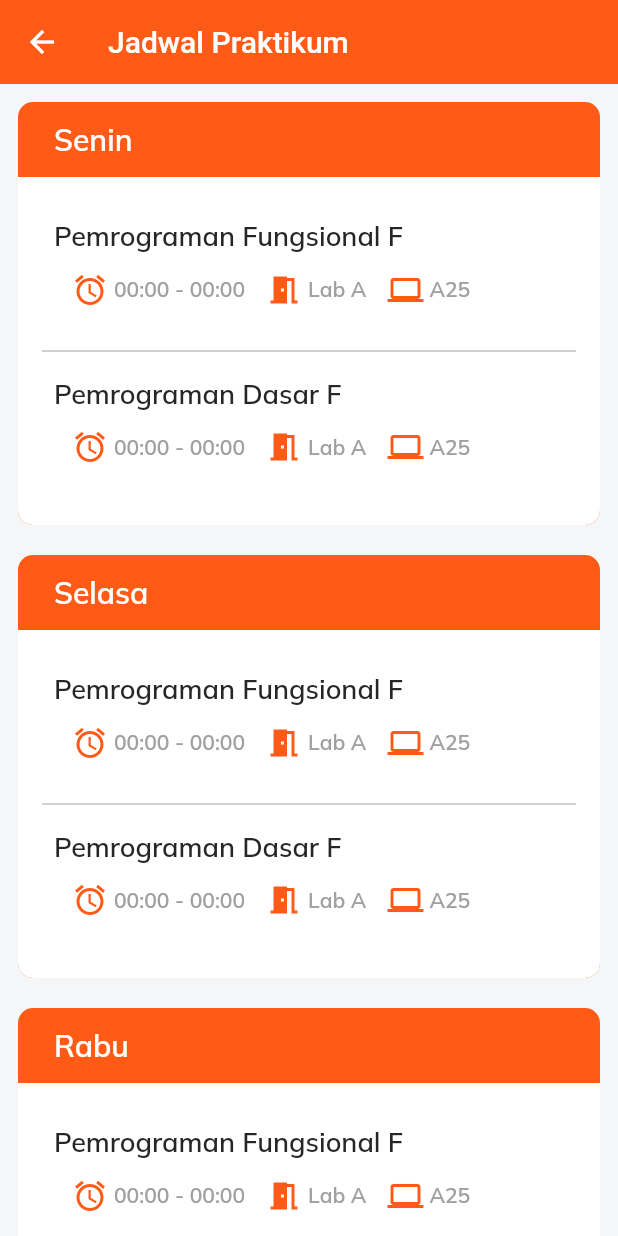
After one commit to NoerSy/Praktikum_Mobile, a Flutter app: the ScadulePage screen opened directly, on a phone screen of 412 x 824 dp. The commit adds this screen. Run offline on Flutter 3.47's test engine with Material 2 defaults, Android fonts, the phone set to English and light mode, and no system bars; our stand-ins replace firebase_messaging; accounts and stored records are empty.

Commit message:
SchadulePage add

```diff
--- a/lib/Provider/NotificationProvider.dart
+++ b/lib/Provider/NotificationProvider.dart
@@ -4,10 +4,9 @@ import 'package:http/http.dart';
 import 'package:modul3/Model/Notif.dart';
 
 class NotificationProvider extends ChangeNotifier {
-  static final _token = "ef_9eka-Q26nE-nmWKr8LR:APA91bEqPhlhGPPxJdLCKpFaJapjnADMAIfr8LCt0g3Mn1LDMMWQtwzsBI0iLzhEfzHjVTpHoInQ1YLL2PCi3_wWed8o8y7ZHccywMcn1Zj8oMEXb4ecCBy_D-eLzgqJWxrdpapi-HBH";
   static final _key = "key=AAAAxOkwZss:APA91bFuLbT5A0RsgPeuUbEYvRgSuyjqbLQouh65gD_H6xWTCgX_ixnucZJQ5IfiZHQEpusdBTgVwNhxNfw2Qx4c208LnQ2TRvcXNtEM5Z545KghF9bsV-ONgCk58qj3dXSjg9bLTV-s";
 
-  static Future<bool> sendFcmMessage(String judul, String message) async {
+  static Future<bool> sendFcmMessage(String judul, String message, {String token}) async {
     try {
       Uri url = Uri.parse('https://fcm.googleapis.com/fcm/send');
       var header = {
@@ -24,7 +23,7 @@ class NotificationProvider extends ChangeNotifier {
           "message": message,
           "click_action": "FLUTTER_NOTIFICATION_CLICK"
         },
-        "to": _token,
+        "to": token,
       };
 
       var client = new Client();
@@ -36,13 +35,4 @@ class NotificationProvider extends ChangeNotifier {
     }
   }
 
-  static Future<Notif> verifiedFcm() async {
-    try {
-      Uri url = Uri.parse('https://iid.googleapis.com/iid/info/' + _token);
-      var client = new Client();
-      var response = await client.get(url, );
-    } catch (e) {
-      print(e);
-    }
-  }
 }
--- a/lib/View/Home/Dashboard.dart
+++ b/lib/View/Home/Dashboard.dart
@@ -60,14 +60,10 @@ class _Dashboard extends State<Dashboard> {
     ];
 
     return Scaffold(
-        appBar: AppBar(
-          elevation: 2,
-          backgroundColor: Colors.black54,
-          bottom: PreferredSize(child: TokenPage(), preferredSize: Size(0, 55)),
-        ),
         floatingActionButton: FloatingActionButton(
           onPressed: (){
-            _addNotification.addNotificationPopUp(context);
+            _addNotification.addNotificationPopUp(context: context, token: _token);
+            print(_token);
           },
           child: Padding(
             padding: const EdgeInsets.all(8.0),
@@ -79,6 +75,20 @@ class _Dashboard extends State<Dashboard> {
             BottomNavigationBarItem(
               icon: Icon(Icons.home),
               title: Text('Home'),
+            ),
+            BottomNavigationBarItem(
+              icon: _newNotification
+                  ? Icon(Icons.notifications_active,
+                  color: Colors.pink)
+                  : Icon(
+                Icons.notifications,
+              ),
+              title: _newNotification
+                  ? Text(
+                'Notifications',
+                style: TextStyle(color: Colors.pink),
+              )
+                  : Text('Notifications'),
             ),
             BottomNavigationBarItem(
               icon: _newNotification
--- /dev/null
+++ b/lib/View/Home/SchadulePage/SchadulePage.dart
@@ -0,0 +1,118 @@
+
+import 'package:flutter/material.dart';
+import 'package:modul3/thame/PaletteColor.dart';
+import 'package:modul3/thame/TypographyStyle.dart';
+
+import 'component/classPractice.dart';
+
+class ScadulePage extends StatefulWidget {
+  @override
+  _ScadulePageState createState() => _ScadulePageState();
+}
+
+class _ScadulePageState extends State<ScadulePage> {
+  final List<String> days = <String>[
+    'Senin',
+    'Selasa',
+    'Rabu',
+    'Kamis',
+    'Jumat',
+    'Sabtu'
+  ];
+
+  final List<String> kelas = <String>[
+    'Pemrograman Fungsional F',
+    'Pemrograman Dasar F'
+  ];
+
+  @override
+  Widget build(BuildContext context) {
+    return Scaffold(
+      backgroundColor: PaletteColor.primarybg2,
+      appBar: AppBar(
+        backgroundColor: PaletteColor.primary,
+        title: Text("Jadwal Praktikum"),
+        elevation: 0,
+      ),
+      body: ListView.builder(
+        padding: const EdgeInsets.all(12),
+        itemCount: days.length,
+        itemBuilder: (BuildContext context, int index) {
+          return Container(
+            margin: EdgeInsets.only(bottom: 20),
+            decoration: BoxDecoration(
+              color: PaletteColor.primary,
+              borderRadius: BorderRadius.all(Radius.circular(10)),
+            ),
+            child: Column(
+              children: [
+                Container(
+                  height: 50,
+                  child: Container(
+                    alignment: Alignment.centerLeft,
+                    padding: const EdgeInsets.only(left: 24),
+                    child: Text(
+                      days[index],
+                      style: TypographyStyle.caption2.merge(
+                        TextStyle(
+                          fontSize: 20,
+                          color: Colors.white,
+                        ),
+                      ),
+                    ),
+                  ),
+                ),
+                Container(
+                  padding: const EdgeInsets.all(12),
+                  decoration: BoxDecoration(
+                    color: PaletteColor.primarybg,
+                    borderRadius: BorderRadius.only(
+                      bottomLeft: Radius.circular(10),
+                      bottomRight: Radius.circular(10),
+                    ),
+                  ),
+                  child: Column(
+                    children: [
+                      ClassPractice(
+                        kelas: "Pemrograman Fungsional F",
+                        jam: "00:00 - 00:00",
+                        lab: "Lab A",
+                        pc: "A25",
+                      ),
+                      Divider(
+                        height: 2,
+                        indent: 4,
+                        endIndent: 4,
+                        color: PaletteColor.grey60,
+                      ),
+                      ClassPractice(
+                        kelas: "Pemrograman Dasar F",
+                        jam: "00:00 - 00:00",
+                        lab: "Lab A",
+                        pc: "A25",
+                      ),
+                    ],
+                  ),
+
+                  /*ListView.builder(
+                    physics: NeverScrollableScrollPhysics(),
+                    itemCount: kelas.length,
+                    shrinkWrap: true,
+                    itemBuilder: (BuildContext context, int index) {
+                      return ClassPractice(
+                        kelas: kelas[index],
+                        jam: "00:00 - 00:00",
+                        lab: "Lab A",
+                        pc: "A25",
+                      );
+                    },
+                  ),*/
+                )
+              ],
+            ),
+          );
+        },
+      ),
+    );
+  }
+}
--- /dev/null
+++ b/lib/View/Home/SchadulePage/component/classPractice.dart
@@ -0,0 +1,68 @@
+
+
+import 'package:flutter/material.dart';
+import 'package:modul3/thame/PaletteColor.dart';
+import 'package:modul3/thame/TypographyStyle.dart';
+
+class ClassPractice extends StatelessWidget {
+  final String kelas, jam, lab, pc;
+
+  ClassPractice({@required this.kelas, this.jam, this.lab, this.pc});
+
+  @override
+  Widget build(BuildContext context) {
+    return Column(
+      children: [
+        ListTile(
+          contentPadding: const EdgeInsets.all(12),
+          title: Text(
+            kelas,
+            style: TypographyStyle.caption2.merge(TextStyle(fontSize: 18)),
+          ),
+          subtitle: Container(
+            padding: const EdgeInsets.all(12),
+            child: Row(
+              children: [
+                Icon(
+                  Icons.access_alarm,
+                  color: PaletteColor.primary,
+                ),
+                SizedBox(width: 4),
+                Text(
+                  jam,
+                  style: TypographyStyle.subtitle2.merge(
+                    TextStyle(color: PaletteColor.grey60),
+                  ),
+                ),
+                SizedBox(width: 14),
+                Icon(
+                  Icons.meeting_room,
+                  color: PaletteColor.primary,
+                ),
+                SizedBox(width: 4),
+                Text(
+                  lab,
+                  style: TypographyStyle.subtitle2.merge(
+                    TextStyle(color: PaletteColor.grey60),
+                  ),
+                ),
+                SizedBox(width: 14),
+                Icon(
+                  Icons.computer,
+                  color: PaletteColor.primary,
+                ),
+                SizedBox(width: 4),
+                Text(
+                  pc,
+                  style: TypographyStyle.subtitle2.merge(
+                    TextStyle(color: PaletteColor.grey60),
+                  ),
+                ),
+              ],
+            ),
+          ),
+        ),
+      ],
+    );
+  }
+}
--- a/lib/View/component/AddNotification.dart
+++ b/lib/View/component/AddNotification.dart
@@ -4,7 +4,7 @@ import 'package:modul3/Provider/NotificationProvider.dart';
 class AddNotification {
   final TextEditingController _judul = new TextEditingController();
   final TextEditingController _message = new TextEditingController();
-  void addNotificationPopUp(context) {
+  void addNotificationPopUp({context, token}) {
     showDialog(
         context: context,
         builder: (context) {
@@ -28,8 +28,7 @@ class AddNotification {
                       color: Colors.white38,
                       child: TextButton(
                         onPressed: () {
-                          NotificationProvider.sendFcmMessage(
-                              _judul.text, _message.text);
+                          NotificationProvider.sendFcmMessage(_judul.text, _message.text, token: token);
                           Navigator.of(context).pop();
                         },
                         child: Padding(
--- /dev/null
+++ b/lib/thame/PaletteColor.dart
@@ -0,0 +1,28 @@
+import 'package:flutter/material.dart';
+
+class PaletteColor {
+  static const Color black = Colors.black;
+
+  /* Primary Color */
+  static const Color primary = Color(0xFFFF5B16);
+  static const Color primary80 = Color(0xFFFF704B);
+  static const Color primary60 = Color(0xFFFF9796);
+  static const Color primary40 = Color(0xFFFFE0E0);
+
+  /* Primary Background */
+  static const Color primarybg = Color(0xFFFFFFFF);
+  static const Color primarybg2 = Color(0xFFF5F6F8);
+
+  /* Grey Color */
+  static const Color text = Color(0xFF262626);
+  static const Color grey = Color(0xFF1A1A1A);
+  static const Color grey80 = Color(0xFF5D5D5D);
+  static const Color grey60 = Color(0xFFA0A0A0);
+  static const Color grey40 = Color(0xFFE4E4E4);
+
+  /* Semantic Color */
+  static const Color red = Color(0xFFFF3B30);
+  static const Color yellow = Color(0xFFFFD800);
+  static const Color green = Color(0xFF26D07C);
+  static const Color blue = Color(0xFF0F8CFF);
+}
--- /dev/null
+++ b/lib/thame/TypographyStyle.dart
@@ -0,0 +1,76 @@
+import 'package:flutter/cupertino.dart';
+import 'package:flutter/material.dart';
+import 'PaletteColor.dart';
+
+class TypographyStyle {
+  /* HEADING */
+  static const TextStyle heading1 = TextStyle(
+    fontSize: 28,
+    fontWeight: FontWeight.w700,
+    color: PaletteColor.text,
+    fontFamily: 'Mulish',
+  );
+
+  static const TextStyle title = TextStyle(
+    fontSize: 24,
+    fontWeight: FontWeight.w600,
+    color: PaletteColor.text,
+    fontFamily: 'Mulish',
+  );
+
+  static const TextStyle subtitle1 = TextStyle(
+    fontSize: 18,
+    fontWeight: FontWeight.w600,
+    color: PaletteColor.text,
+    fontFamily: 'Mulish',
+  );
+
+  static const TextStyle subtitle2 = TextStyle(
+    fontSize: 14,
+    fontWeight: FontWeight.w600,
+    color: PaletteColor.text,
+    fontFamily: 'Mulish',
+  );
+
+  /* BODY */
+  static const TextStyle paragraph = TextStyle(
+    fontSize: 14,
+    color: PaletteColor.text,
+    fontFamily: 'Mulish',
+  );
+
+  static const TextStyle caption1 = TextStyle(
+    fontSize: 12,
+    fontWeight: FontWeight.w400,
+    color: PaletteColor.grey,
+    fontFamily: 'Mulish',
+  );
+
+  static const TextStyle caption2 = TextStyle(
+    fontSize: 12,
+    fontWeight: FontWeight.w600,
+    color: PaletteColor.text,
+    fontFamily: 'Mulish',
+  );
+
+  static const TextStyle mini = TextStyle(
+    fontSize: 10,
+    color: PaletteColor.text,
+    fontFamily: 'Mulish',
+  );
+
+  /* BUTTON */
+  static const TextStyle button1 = TextStyle(
+    fontSize: 16,
+    fontWeight: FontWeight.w600,
+    color: PaletteColor.text,
+    fontFamily: 'Mulish',
+  );
+
+  static const TextStyle button2 = TextStyle(
+    fontSize: 14,
+    fontWeight: FontWeight.w600,
+    color: PaletteColor.text,
+    fontFamily: 'Mulish',
+  );
+}
```
Also changed, not shown: pubspec.yaml (+10 -0 lines), assets/fonts/Mulish-Bold.ttf (added), assets/fonts/Mulish-Medium.ttf (added), assets/fonts/Mulish-Regular.ttf (added), assets/fonts/Mulish-SemiBold.ttf (added), 1 other file.
